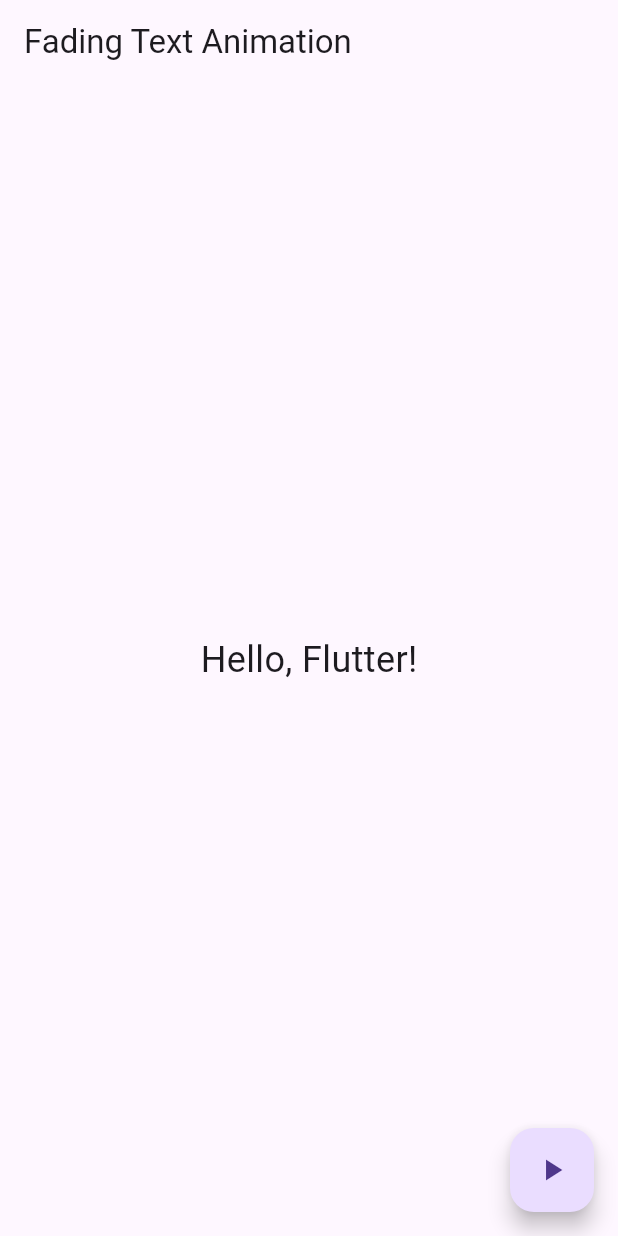
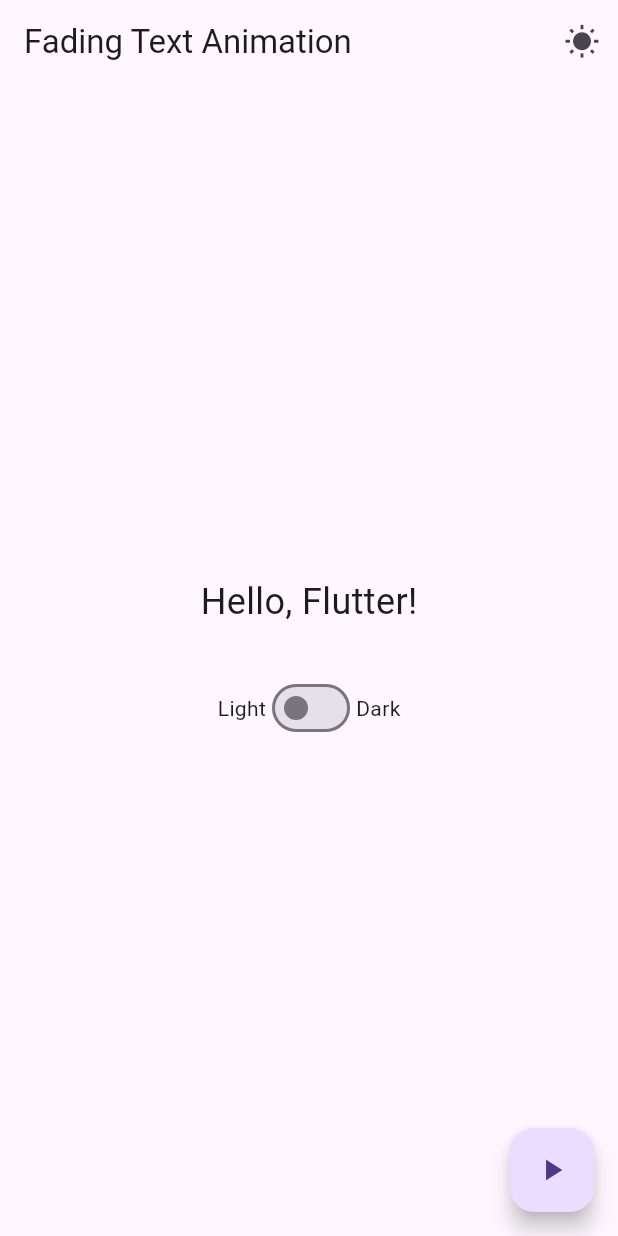
Before and after one commit to princeampofo/act8, a Flutter app: the screen it shows after launch, on a phone screen of 412 x 824 dp. Run offline on Flutter 3.47's test engine with Material 3 defaults, Android fonts, the phone set to English and light mode, and no system bars.

Commit message:
added theme switch

```diff
--- a/lib/main.dart
+++ b/lib/main.dart
@@ -4,16 +4,40 @@ void main() {
   runApp(MyApp());
 }
 
-class MyApp extends StatelessWidget {
+class MyApp extends StatefulWidget {
+  @override
+  _MyAppState createState() => _MyAppState();
+}
+
+class _MyAppState extends State<MyApp> {
+  bool _isDarkMode = false;
+
+  void toggleTheme() {
+    setState(() {
+      _isDarkMode = !_isDarkMode;
+    });
+  }
+
   @override
   Widget build(BuildContext context) {
     return MaterialApp(
-      home: FadingTextAnimation(),
+      theme: ThemeData.light(),
+      darkTheme: ThemeData.dark(),
+      themeMode: _isDarkMode ? ThemeMode.dark : ThemeMode.light,
+      home: FadingTextAnimation(
+        isDarkMode: _isDarkMode,
+        onThemeToggle: toggleTheme,
+      ),
     );
   }
 }
 
 class FadingTextAnimation extends StatefulWidget {
+  final bool isDarkMode;
+  final VoidCallback onThemeToggle;
+
+  FadingTextAnimation({required this.isDarkMode, required this.onThemeToggle});
+
   @override
   _FadingTextAnimationState createState() => _FadingTextAnimationState();
 }
@@ -32,15 +56,40 @@ class _FadingTextAnimationState extends State<FadingTextAnimation> {
     return Scaffold(
       appBar: AppBar(
         title: Text('Fading Text Animation'),
+        actions: [
+          IconButton(
+            icon: Icon(widget.isDarkMode ? Icons.nightlight_round: Icons.wb_sunny ),
+            onPressed: widget.onThemeToggle,
+          ),
+        ],
       ),
       body: Center(
-        child: AnimatedOpacity(
+        child: Column(
+          mainAxisAlignment: MainAxisAlignment.center,
+          children: [
+            AnimatedOpacity(
               opacity: _isVisible ? 1.0 : 0.0,
               duration: Duration(seconds: 1),
               child: Text(
                 'Hello, Flutter!',
                 style: TextStyle(fontSize: 24),
               ),
+            ),
+            SizedBox(height: 30),
+            Row(
+              mainAxisAlignment: MainAxisAlignment.center,
+              children: [
+                Text('Light'),
+                Switch(
+                  value: widget.isDarkMode,
+                  onChanged: (value) {
+                    widget.onThemeToggle();
+                  },
+                ),
+                Text('Dark'),
+              ],
+            ),
+          ],
         ),
       ),
       floatingActionButton: FloatingActionButton(
```
Lines whose indentation alone changed are shown as unchanged.
